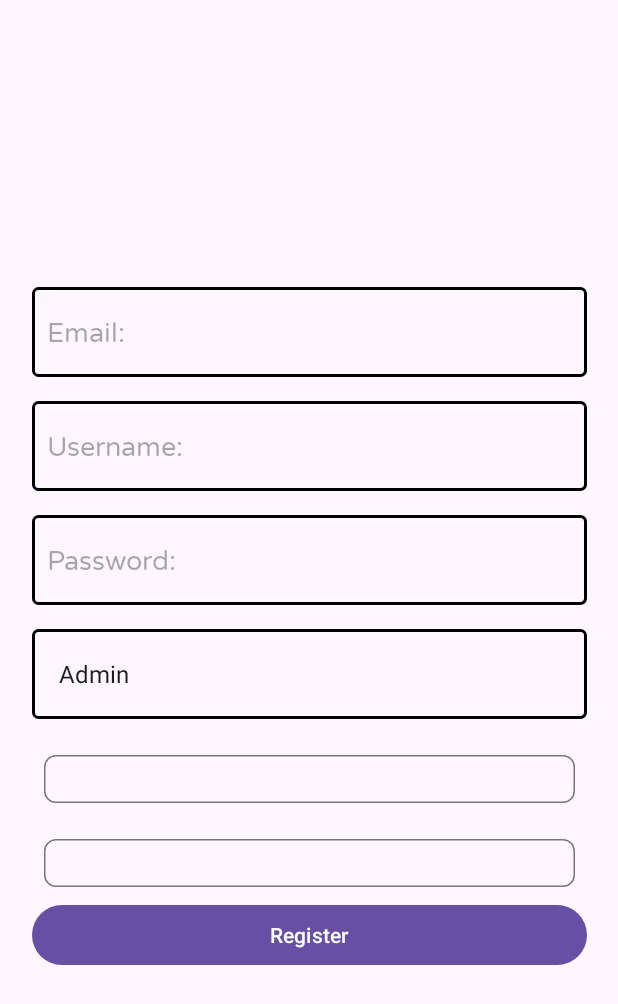
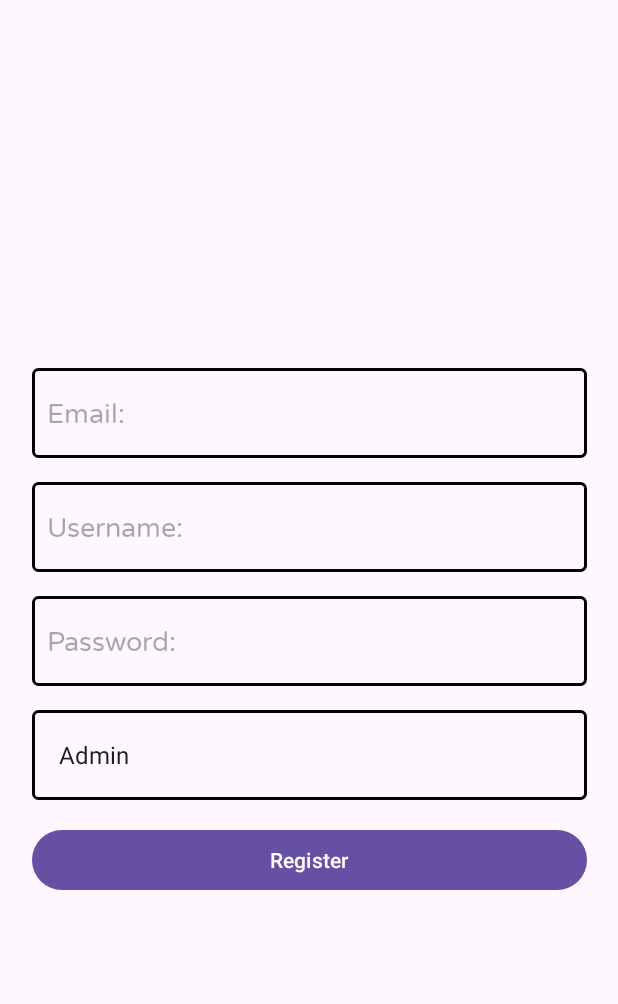
Before and after one commit to taradenaud/GoodCycle, an Android app: the screen it shows after launch (SignUp), after a tap on "Sign Up", on a phone screen of 412 x 824 dp. Shown: the top 1004 px of the screen. Run offline under Robolectric (Android 15) with nearby library versions, the phone set to English and light mode, and no system bars; our stand-ins replace Firebase (no records; nobody signed in at launch, a user with empty details on screens opened directly).

Commit message:
Sign up Page fixed, database working

```diff
--- a/app/src/main/AndroidManifest.xml
+++ b/app/src/main/AndroidManifest.xml
@@ -1,7 +1,9 @@
 <?xml version="1.0" encoding="utf-8"?>
+
 <manifest xmlns:android="http://schemas.android.com/apk/res/android"
     xmlns:tools="http://schemas.android.com/tools">
-
+    <uses-permission android:name="android.permission.INTERNET"/>
+    <uses-permission android:name="android.permission.ACCESS_NETWORK_STATE"/>
     <application
         android:allowBackup="true"
         android:dataExtractionRules="@xml/data_extraction_rules"
--- a/app/src/main/java/com/example/seg2105/MainActivity.java
+++ b/app/src/main/java/com/example/seg2105/MainActivity.java
@@ -16,12 +16,15 @@ public class MainActivity extends AppCompatActivity {
     @Override
     protected void onCreate(Bundle savedInstanceState) {
         super.onCreate(savedInstanceState);
+        String username = "new";
         setContentView(R.layout.activity_main);
 
         FirebaseDatabase database = FirebaseDatabase.getInstance();
-        DatabaseReference newUserRoleRef = database.getReference("users/test/role");
-        DatabaseReference newUserEmailRef = database.getReference("users/test/email");
-        DatabaseReference newUserPasswordRef = database.getReference("users/test/password");
+        DatabaseReference newUserRoleRef = database.getReference("users/"+username+"/role");
+        DatabaseReference newUserEmailRef = database.getReference("users/"+username+"/email");
+        DatabaseReference newUserPasswordRef = database.getReference("users/"+username+"/password");
+
+        newUserRoleRef.setValue("changed");
 
         Button login = (Button) findViewById(R.id.login_button);
         login.setOnClickListener(new View.OnClickListener() {
--- a/app/src/main/java/com/example/seg2105/SignUp.java
+++ b/app/src/main/java/com/example/seg2105/SignUp.java
@@ -3,6 +3,7 @@ package com.example.seg2105;
 import androidx.appcompat.app.AppCompatActivity;
 
 import android.annotation.SuppressLint;
+import android.content.Intent;
 import android.os.Bundle;
 import android.view.View;
 import android.widget.AdapterView;
@@ -14,9 +15,13 @@ import android.widget.Spinner;
 import com.google.firebase.database.DatabaseReference;
 import com.google.firebase.database.FirebaseDatabase;
 
+import java.util.HashMap;
+import java.util.Map;
+
 public class SignUp extends AppCompatActivity {
 
     private Spinner spinner;
+    private DatabaseReference databaseReference;
 
     @Override
     protected void onCreate(Bundle savedInstanceState) {
@@ -24,6 +29,7 @@ public class SignUp extends AppCompatActivity {
         setContentView(R.layout.sign_up);
         // spinner for user selection in the sign up page
         spinner = findViewById(R.id.user_selection_spinner); //spinner var set up
+
 
         ArrayAdapter<CharSequence> adapter = ArrayAdapter.createFromResource(this,R.array.User_selection, android.R.layout.simple_spinner_item);
         adapter.setDropDownViewResource(android.R.layout.simple_spinner_dropdown_item);
@@ -34,26 +40,26 @@ public class SignUp extends AppCompatActivity {
 
         Button reg = (Button) findViewById(R.id.btn_reg);
         EditText emailText = findViewById(R.id.LoginEmail);
-        EditText username = findViewById(R.id.username);
+        EditText UserName = findViewById(R.id.username);
         EditText pwdText = findViewById(R.id.LoginPassword);
+
         String role;
-        if(findViewById(R.id.chip).isSelected()){
-            role = "Cycling Club";
-        }
-        else {
-            role = "participant";
-        }
+        Spinner userRoleSelect = (Spinner) findViewById(R.id.user_selection_spinner);
+        role = userRoleSelect.getSelectedItem().toString();
         reg.setOnClickListener(new View.OnClickListener() {
             @Override
             public void onClick(View v) {
+                String username = String.valueOf(UserName.getText());
                 FirebaseDatabase database = FirebaseDatabase.getInstance();
                 DatabaseReference newUserRoleRef = database.getReference("users/"+username+"/role");
                 DatabaseReference newUserEmailRef = database.getReference("users/"+username+"/email");
                 DatabaseReference newUserPasswordRef = database.getReference("users/"+username+"/password");
 
-                newUserEmailRef.setValue(emailText);
-                newUserPasswordRef.setValue(pwdText);
+                newUserEmailRef.setValue(String.valueOf(emailText.getText()));
+                newUserPasswordRef.setValue(String.valueOf(pwdText.getText()));
                 newUserRoleRef.setValue(role);
+
+                startActivity(new Intent(SignUp.this, LoginPage.class));
             }
         });
         }
--- a/app/src/main/res/layout/sign_up.xml
+++ b/app/src/main/res/layout/sign_up.xml
@@ -75,25 +75,6 @@
             android:layout_width="match_parent"
             android:layout_height="16dp" />
 
-        <com.google.android.material.chip.ChipGroup
-            android:layout_width="match_parent"
-            android:layout_height="match_parent">
-
-            <com.google.android.material.chip.Chip
-                android:id="@+id/chip"
-                android:layout_width="match_parent"
-                android:layout_height="wrap_content"
-                android:checkable="true"
-                tools:text="@string/CyclingSignUp" />
-
-            <com.google.android.material.chip.Chip
-                android:id="@+id/chip2"
-                android:layout_width="match_parent"
-                android:layout_height="wrap_content"
-                android:checkable="true"
-                tools:text="@string/CyclingParticipantSignup" />
-        </com.google.android.material.chip.ChipGroup>
-
         <Button
             android:id="@+id/btn_reg"
             android:layout_width="match_parent"
--- a/build.gradle.kts
+++ b/build.gradle.kts
@@ -1,3 +1,8 @@
+buildscript {
+    dependencies {
+        classpath("com.google.gms:google-services:4.4.0")
+    }
+}
 // Top-level build file where you can add configuration options common to all sub-projects/modules.
 plugins {
     id("com.android.application") version "8.1.2" apply false
```
Also changed, not shown: 1 other file.
